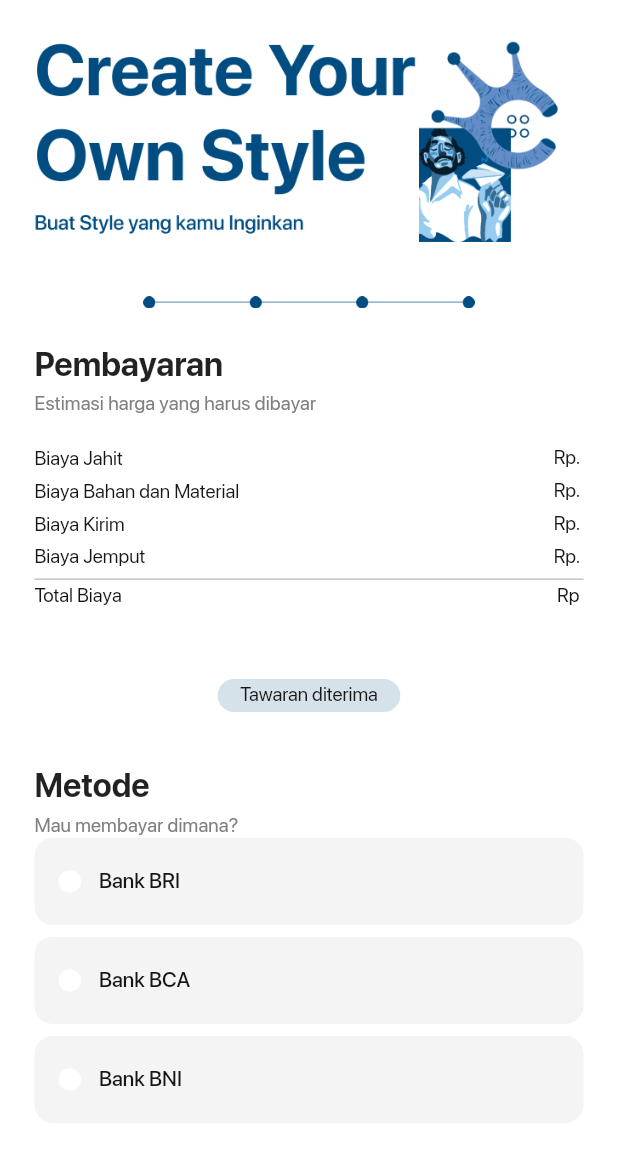
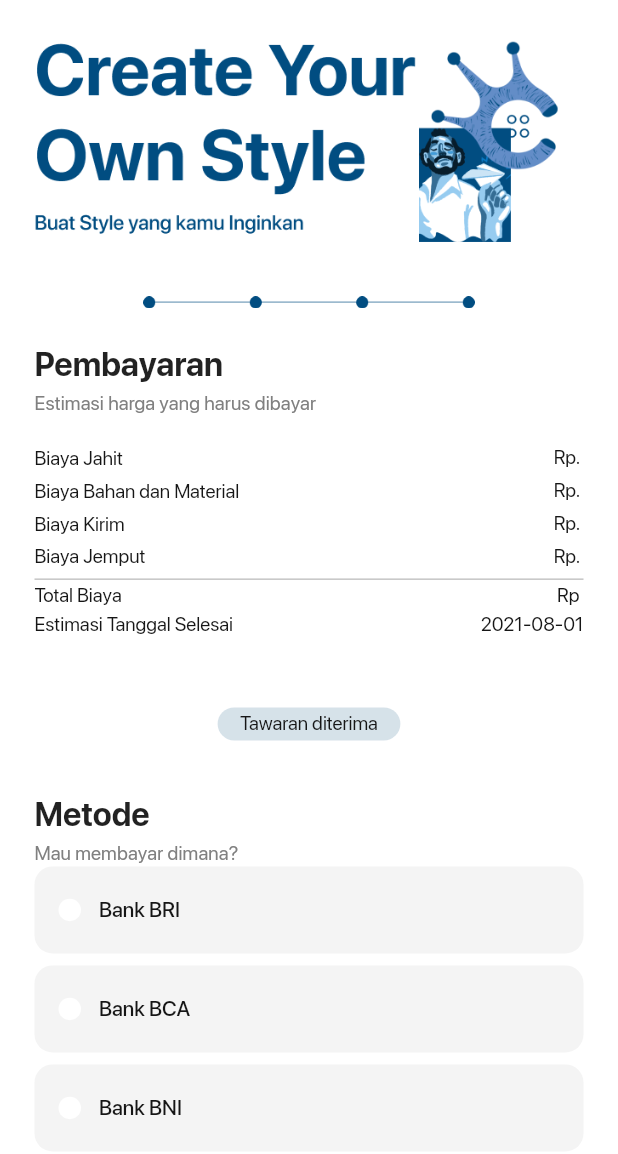
Before and after one commit to KeerjainSH/Crowns-mobile, a Flutter app: the DetailPembayaranPage screen opened directly with empty values, on a phone screen of 412 x 824 dp. Shown: the top 1154 px of the screen. Run offline on Flutter 3.47's test engine with Material 2 defaults, Android fonts, the phone set to English and light mode, and no system bars; our stand-ins replace buttons_tabbar, date_time_picker, flutter_rating_bar, flutter_svg, image_picker, shared_preferences and 1 more; accounts and stored records are empty; project files that could hold a hidden picture were left out.

Commit message:
Update detail_pembayaran.dart

```diff
--- a/crowns/lib/modules/pembayaran/screens/detail_pembayaran.dart
+++ b/crowns/lib/modules/pembayaran/screens/detail_pembayaran.dart
@@ -124,6 +124,20 @@ class _DetailPembayaranPageState extends State<DetailPembayaranPage> {
       ],
     );
 
+    final detilHari = Row(
+      mainAxisAlignment: MainAxisAlignment.spaceBetween,
+      children: [
+        Text(
+          'Estimasi Tanggal Selesai',
+          style: TextStyle(fontSize: 13),
+        ),
+        Text(
+          widget.pesanan.tawaran.hariTawar.toString().substring(0, 10),
+          style: TextStyle(fontSize: 13),
+        ),
+      ],
+    );
+
     final detilPembayaran = Column(
       children: [
         detilPembayaranInfo,
@@ -137,6 +151,8 @@ class _DetailPembayaranPageState extends State<DetailPembayaranPage> {
         /// Detil Pembayaran Total
         SizedBox(height: 3),
         detilPembayaranTotal,
+        SizedBox(height: 3),
+        detilHari,
       ],
     );
 
```
